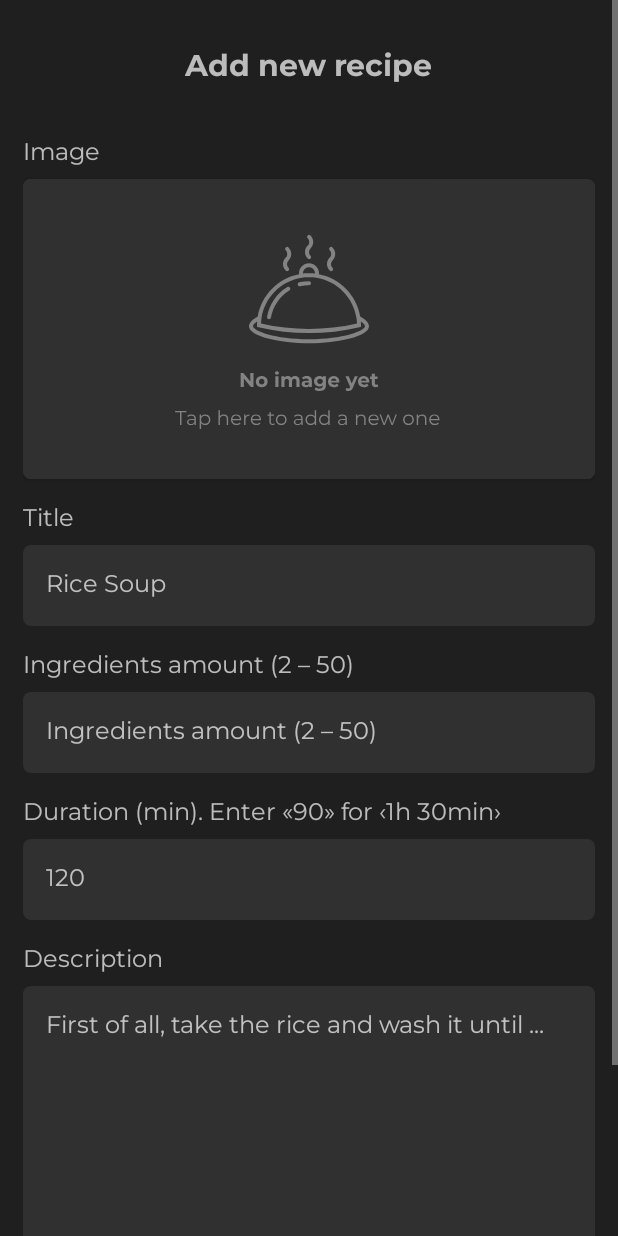
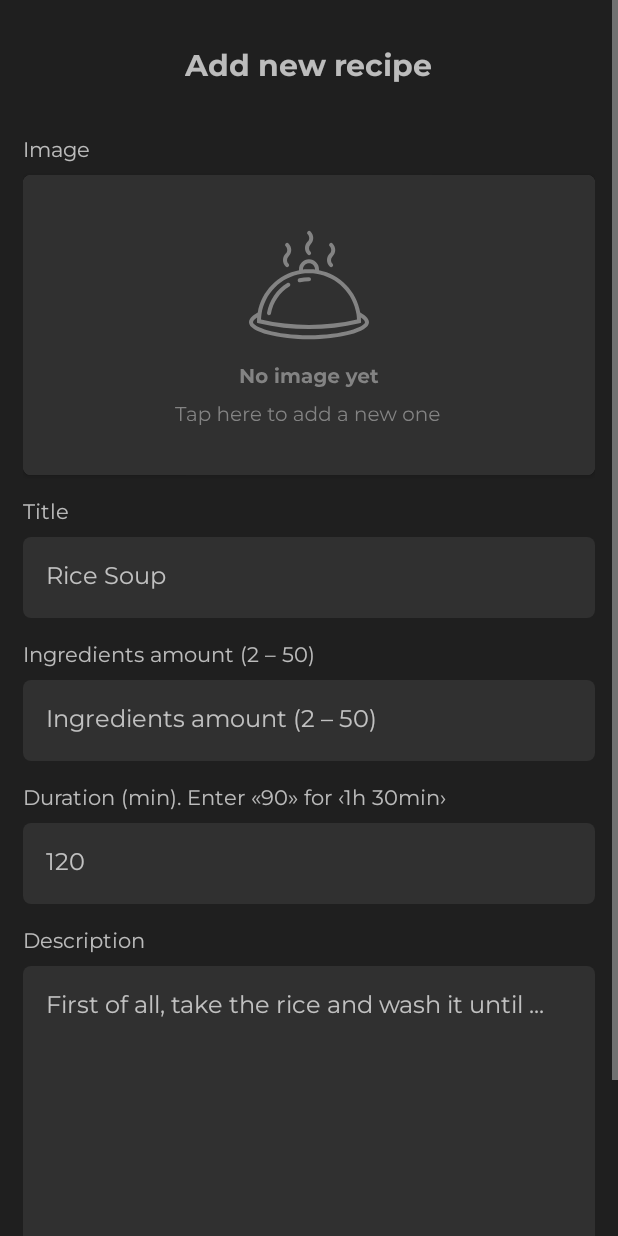
Before and after one commit to Saydullin/recipes-book, an Android app: the AddRecipe screen opened directly, with no data from a screen before it, on a phone screen of 412 x 824 dp. Run offline under Robolectric (Android 15) with nearby library versions, the phone set to English and light mode, and no system bars; pictures from the network do not load.

```diff
--- a/app/src/main/res/layout/activity_add_recipe.xml
+++ b/app/src/main/res/layout/activity_add_recipe.xml
@@ -42,7 +42,7 @@
                 android:layout_marginBottom="5dp"
                 android:text="@string/image"
                 android:fontFamily="@font/montserrat"
-                android:textSize="16sp" />
+                android:textSize="14sp" />
 
             <androidx.cardview.widget.CardView
                 android:layout_width="match_parent"
@@ -66,7 +66,7 @@
                 android:layout_marginBottom="5dp"
                 android:text="@string/title_text"
                 android:fontFamily="@font/montserrat"
-                android:textSize="16sp" />
+                android:textSize="14sp" />
 
             <EditText
                 android:id="@+id/recipeTitle"
@@ -111,7 +111,7 @@
                 android:layout_marginBottom="5dp"
                 android:text="@string/ingredients_amount_text"
                 android:fontFamily="@font/montserrat"
-                android:textSize="16sp" />
+                android:textSize="14sp" />
 
             <EditText
                 android:id="@+id/recipeIngredientsAmount"
@@ -135,7 +135,7 @@
                 android:layout_marginBottom="5dp"
                 android:text="@string/duration_text"
                 android:fontFamily="@font/montserrat"
-                android:textSize="16sp" />
+                android:textSize="14sp" />
 
             <EditText
                 android:id="@+id/recipeDuration"
@@ -159,7 +159,7 @@
                 android:layout_marginBottom="5dp"
                 android:text="@string/description_text"
                 android:fontFamily="@font/montserrat"
-                android:textSize="16sp" />
+                android:textSize="14sp" />
 
             <EditText
                 android:id="@+id/recipeDescription"
```
Also changed, not shown: app/src/main/java/com/example/recipesbook/MainActivity.java (+8 -8 lines).
